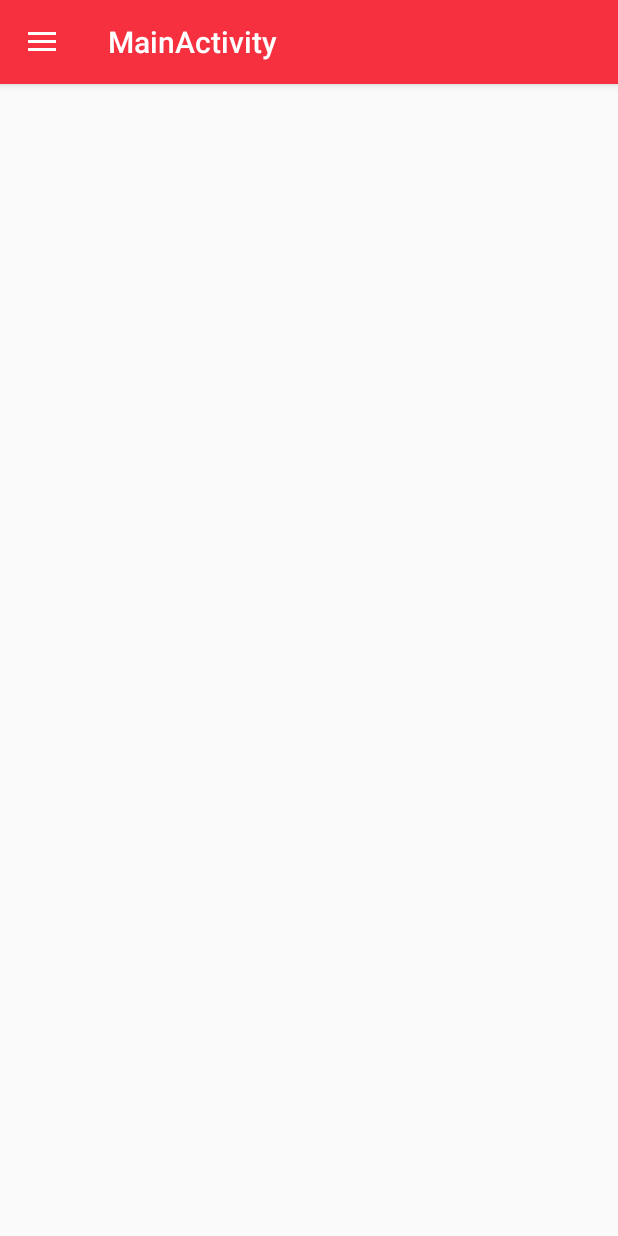
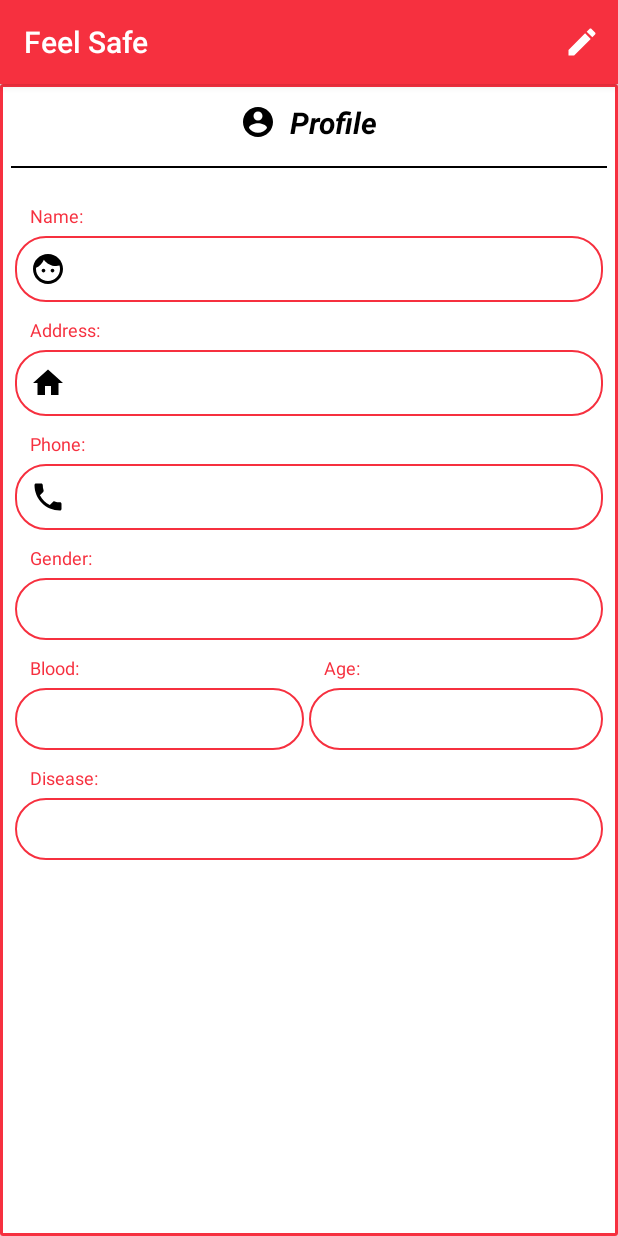
Before and after one commit to RajKGupta/Map, an Android app: the MainActivity screen opened directly, with no data from a screen before it, in the side drawer, after a tap on "Profile", on a phone screen of 412 x 824 dp. Run offline under Robolectric (Android 15) with nearby library versions, the phone set to English and light mode, and no system bars; our stand-ins replace Firebase (no records; nobody signed in at launch, a user with empty details on screens opened directly).

Commit message:
12th December

```diff
--- a/app/src/main/AndroidManifest.xml
+++ b/app/src/main/AndroidManifest.xml
@@ -100,7 +100,9 @@
             android:exported="false" />
         <service
             android:name=".services.SendSMSService"
-            android:exported="false"></service>
+            android:exported="false" />
+
+        <activity android:name=".main.ViewProfile"></activity>
     </application>
 
 </manifest>
--- /dev/null
+++ b/app/src/main/java/com/example/rajk/geofiretrial3/main/ViewProfile.java
@@ -0,0 +1,167 @@
+package com.example.rajk.geofiretrial3.main;
+
+import android.support.v7.app.AlertDialog;
+import android.support.v7.app.AppCompatActivity;
+import android.os.Bundle;
+import android.text.TextUtils;
+import android.view.Menu;
+import android.view.MenuItem;
+import android.view.View;
+import android.widget.Button;
+import android.widget.EditText;
+import android.widget.RadioButton;
+import android.widget.RadioGroup;
+import android.widget.Toast;
+
+import com.example.rajk.geofiretrial3.R;
+import com.example.rajk.geofiretrial3.model.Online;
+import com.example.rajk.geofiretrial3.model.PersonalDetails;
+import com.example.rajk.geofiretrial3.model.SharedPreference;
+import com.google.firebase.database.DataSnapshot;
+import com.google.firebase.database.DatabaseError;
+import com.google.firebase.database.ValueEventListener;
+
+import static com.example.rajk.geofiretrial3.SaferIndia.DBREF;
+import static com.example.rajk.geofiretrial3.SaferIndia.emergencyContact;
+import static com.example.rajk.geofiretrial3.SaferIndia.getTimeStamp;
+import static com.example.rajk.geofiretrial3.SaferIndia.guardianNotUser;
+import static com.example.rajk.geofiretrial3.SaferIndia.myResponsibility;
+import static com.example.rajk.geofiretrial3.SaferIndia.phoneVsId;
+import static com.example.rajk.geofiretrial3.SaferIndia.userSession;
+import static com.example.rajk.geofiretrial3.SaferIndia.users;
+
+public class ViewProfile extends AppCompatActivity {
+
+    String name, phone, blood, address, gender, age, diseases;
+    EditText ename, ephone, eblood, eaddress, eage, ediseases, egender;
+    public SharedPreference session;
+
+    @Override
+    protected void onCreate(Bundle savedInstanceState) {
+        super.onCreate(savedInstanceState);
+        setContentView(R.layout.activity_view_profile);
+
+        session = new SharedPreference(this);
+
+        ename = (EditText) findViewById(R.id.ename);
+        ephone = (EditText) findViewById(R.id.ephone);
+        eaddress = (EditText) findViewById(R.id.eaddress);
+        eblood = (EditText) findViewById(R.id.eblood);
+        eage = (EditText) findViewById(R.id.eage);
+        egender = (EditText) findViewById(R.id.egender);
+        ediseases = (EditText) findViewById(R.id.edisease);
+
+        ename.setText(session.getName());
+        ephone.setText(session.getPhone());
+        eaddress.setText(session.getAddress());
+        eage.setText(session.getAge());
+        eblood.setText(session.getBlood());
+        egender.setText(session.getGender());
+        ediseases.setText(session.getDiseases());
+
+    }
+
+    @Override
+    public boolean onCreateOptionsMenu(Menu menu) {
+        getMenuInflater().inflate(R.menu.profile_menu, menu);
+        return true;
+    }
+
+    @Override
+    public boolean onOptionsItemSelected(MenuItem item) {
+        switch (item.getItemId()) {
+            case R.id.edit:
+                final AlertDialog customerEditDetails;
+                customerEditDetails = new AlertDialog.Builder(this)
+                        .setView(R.layout.activity_profile).create();
+                customerEditDetails.show();
+
+
+                final EditText ename, ephone, eblood, eaddress, eage, ediseases;
+                final Button submit_profile;
+                final RadioGroup egender;
+                final RadioButton[] esex = new RadioButton[1];
+
+                ename = (EditText) customerEditDetails.findViewById(R.id.ename);
+                ephone = (EditText) customerEditDetails.findViewById(R.id.ephone);
+                eaddress = (EditText) customerEditDetails.findViewById(R.id.eaddress);
+                eblood = (EditText) customerEditDetails.findViewById(R.id.eblood);
+                eage = (EditText) customerEditDetails.findViewById(R.id.eage);
+                egender = (RadioGroup) customerEditDetails.findViewById(R.id.egender);
+                egender.clearCheck();
+                ediseases = (EditText) customerEditDetails.findViewById(R.id.edisease);
+                submit_profile = (Button) customerEditDetails.findViewById(R.id.submit_profile);
+
+                ename.setText(session.getName());
+                ephone.setText(session.getPhone());
+                eaddress.setText(session.getAddress());
+                eage.setText(session.getAge());
+                eblood.setText(session.getBlood());
+                ediseases.setText(session.getDiseases());
+                gender = session.getGender();
+                if (gender.equals("Male")) {
+                    egender.check(R.id.male);
+                } else {
+                    egender.check(R.id.female);
+                }
+
+                submit_profile.setOnClickListener(new View.OnClickListener() {
+                    @Override
+                    public void onClick(View v) {
+                        final String name, phone, blood, address, gender, age, diseases;
+                        name = ename.getText().toString().trim();
+                        address = eaddress.getText().toString().trim();
+                        phone = ephone.getText().toString().trim();
+                        blood = eblood.getText().toString().trim();
+                        age = eage.getText().toString().trim();
+                        diseases = ediseases.getText().toString().trim();
+                        int sex = egender.getCheckedRadioButtonId();
+                        esex[0] = (RadioButton) customerEditDetails.findViewById(sex);
+                        gender = esex[0].getText().toString().trim();
+
+                        if (TextUtils.isEmpty(name) || TextUtils.isEmpty(address) || TextUtils.isEmpty(phone) || TextUtils.isEmpty(gender) || TextUtils.isEmpty(age) || TextUtils.isEmpty(blood) || TextUtils.isEmpty(diseases)) {
+                            Toast.makeText(ViewProfile.this, "Fill in all the details", Toast.LENGTH_SHORT).show();
+                        } else {
+                            session.setSharedPreference(name, phone, blood, address, gender, age, diseases, session.getImgurl(), session.getEmail());
+                            DBREF.child(users).child(session.getUID()).setValue(new PersonalDetails(session.getName(), session.getPhone(), session.getBlood(), session.getAddress(), session.getGender(), session.getAge(), session.getDiseases(), session.getImgurl(), session.getEmail(), session.getUID()));
+                            DBREF.child(phoneVsId).child(session.getPhone()).setValue(session.getUID());
+                            DBREF.child(userSession).child(session.getUID()).setValue(new Online(true, getTimeStamp(), session.getPhone(), session.getName(), session.getUID()));
+                            DBREF.child(guardianNotUser).child(session.getPhone()).addListenerForSingleValueEvent(new ValueEventListener() {
+                                @Override
+                                public void onDataChange(DataSnapshot dataSnapshot) {
+                                    if (dataSnapshot.exists()) {
+                                        for (DataSnapshot ds : dataSnapshot.getChildren()) {
+                                            DBREF.child(users).child(session.getUID()).child(myResponsibility).child(ds.getKey()).setValue(ds.getValue(String.class));
+                                            DBREF.child(users).child(ds.getValue(String.class)).child(emergencyContact).child(session.getPhone()).setValue(session.getUID());
+
+                                            ename.setText(name);
+                                            ephone.setText(phone);
+                                            eaddress.setText(address);
+                                            eage.setText(age);
+                                            eblood.setText(blood);
+                                            ediseases.setText(address);
+                                            if (gender.equals("Male")) {
+                                                egender.check(R.id.male);
+                                            } else {
+                                                egender.check(R.id.female);
+                                            }
+
+                                            customerEditDetails.dismiss();
+                                        }
+                                    } else {
+                                        customerEditDetails.dismiss();
+                                    }
+                                }
+
+                                @Override
+                                public void onCancelled(DatabaseError databaseError) {
+
+                                }
+                            });
+                        }
+                    }
+                });
+        }
+    return true;
+    }
+}
--- /dev/null
+++ b/app/src/main/res/drawable/ic_edit.xml
@@ -0,0 +1,9 @@
+<vector xmlns:android="http://schemas.android.com/apk/res/android"
+        android:width="24dp"
+        android:height="24dp"
+        android:viewportWidth="24.0"
+        android:viewportHeight="24.0">
+    <path
+        android:fillColor="#FFFFFFFF"
+        android:pathData="M3,17.25V21h3.75L17.81,9.94l-3.75,-3.75L3,17.25zM20.71,7.04c0.39,-0.39 0.39,-1.02 0,-1.41l-2.34,-2.34c-0.39,-0.39 -1.02,-0.39 -1.41,0l-1.83,1.83 3.75,3.75 1.83,-1.83z"/>
+</vector>
--- /dev/null
+++ b/app/src/main/res/layout/activity_view_profile.xml
@@ -0,0 +1,252 @@
+<?xml version="1.0" encoding="utf-8"?>
+<LinearLayout xmlns:android="http://schemas.android.com/apk/res/android"
+    xmlns:app="http://schemas.android.com/apk/res-auto"
+    android:id="@+id/activity_my_profile"
+    android:layout_width="match_parent"
+    android:layout_height="match_parent"
+    android:orientation="vertical">
+
+    <android.support.v7.widget.CardView
+        android:layout_width="match_parent"
+        android:layout_height="match_parent"
+        app:cardElevation="2dp">
+
+        <RelativeLayout
+            android:layout_width="match_parent"
+            android:layout_height="match_parent"
+            android:background="@color/colorPrimary"
+            android:orientation="vertical"
+            android:padding="2dp">
+
+            <RelativeLayout
+                android:layout_width="match_parent"
+                android:layout_height="match_parent"
+                android:background="@color/white"
+                android:orientation="vertical">
+
+                <LinearLayout
+                    android:id="@+id/l1"
+                    android:layout_width="match_parent"
+                    android:layout_height="wrap_content"
+                    android:orientation="vertical">
+
+                    <TextView
+                        android:layout_width="wrap_content"
+                        android:layout_height="wrap_content"
+                        android:layout_gravity="center"
+                        android:layout_margin="10dp"
+                        android:drawableLeft="@drawable/ic_profile_red"
+                        android:text="  Profile"
+                        android:textColor="@color/black"
+                        android:textSize="20dp"
+                        android:textStyle="bold|italic" />
+
+                    <LinearLayout
+                        android:layout_width="match_parent"
+                        android:layout_height="1dp"
+                        android:layout_margin="5dp"
+                        android:background="@color/black" />
+
+                </LinearLayout>
+
+                <ScrollView
+                    android:layout_width="match_parent"
+                    android:layout_height="match_parent"
+                    android:layout_below="@+id/l1">
+
+                    <LinearLayout
+                        android:layout_width="match_parent"
+                        android:layout_height="match_parent"
+                        android:orientation="vertical"
+                        android:padding="8dp">
+
+                        <TextView
+                            android:layout_width="wrap_content"
+                            android:layout_height="wrap_content"
+                            android:layout_marginLeft="10dp"
+                            android:layout_marginTop="10dp"
+                            android:text="Name:   "
+                            android:textColor="@color/colorPrimary"
+                            android:textSize="12sp" />
+
+                        <EditText
+                            android:id="@+id/ename"
+                            android:layout_width="match_parent"
+                            android:layout_height="wrap_content"
+                            android:layout_marginTop="5dp"
+                            android:background="@drawable/edittext_bg_whitebg"
+                            android:drawableLeft="@drawable/ic_face_black_24dp"
+                            android:inputType="textPersonName"
+                            android:padding="10dp"
+                            android:drawablePadding="10dp"
+                            android:textColor="@color/colorPrimary"
+                            android:textSize="15sp"
+                            android:enabled="false" />
+
+                        <TextView
+                            android:layout_width="wrap_content"
+                            android:layout_height="wrap_content"
+                            android:layout_below="@+id/im1"
+                            android:layout_marginLeft="10dp"
+                            android:layout_marginTop="10dp"
+                            android:text="Address:   "
+                            android:textColor="@color/colorPrimary"
+                            android:textSize="12sp" />
+
+                        <EditText
+                            android:id="@+id/eaddress"
+                            android:layout_width="match_parent"
+                            android:layout_height="wrap_content"
+                            android:layout_marginTop="5dp"
+                            android:background="@drawable/edittext_bg_whitebg"
+                            android:drawableLeft="@drawable/ic_home_black_24dp"
+                            android:inputType="textPostalAddress"
+                            android:padding="10dp"
+                            android:drawablePadding="10dp"
+                            android:textColor="@color/colorPrimary"
+                            android:textSize="15sp"
+                            android:enabled="false" />
+
+                        <TextView
+                            android:layout_width="wrap_content"
+                            android:layout_height="wrap_content"
+                            android:layout_marginLeft="10dp"
+                            android:layout_marginTop="10dp"
+                            android:text="Phone:   "
+                            android:textColor="@color/colorPrimary"
+                            android:textSize="12sp" />
+
+                        <EditText
+                            android:id="@+id/ephone"
+                            android:layout_width="match_parent"
+                            android:layout_height="wrap_content"
+                            android:layout_marginTop="5dp"
+                            android:background="@drawable/edittext_bg_whitebg"
+                            android:drawableLeft="@drawable/ic_local_phone_black_24dp"
+                            android:inputType="phone"
+                            android:padding="10dp"
+                            android:drawablePadding="10dp"
+                            android:textColor="@color/colorPrimary"
+                            android:textSize="15sp"
+                            android:enabled="false" />
+
+                        <TextView
+                            android:layout_width="wrap_content"
+                            android:layout_height="wrap_content"
+                            android:layout_marginLeft="10dp"
+                            android:layout_marginTop="10dp"
+                            android:text="Gender:   "
+                            android:textColor="@color/colorPrimary"
+                            android:textSize="12sp" />
+
+                        <EditText
+                            android:id="@+id/egender"
+                            android:layout_width="match_parent"
+                            android:layout_height="wrap_content"
+                            android:layout_marginTop="5dp"
+                            android:background="@drawable/edittext_bg_whitebg"
+                            android:inputType="phone"
+                            android:padding="10dp"
+                            android:drawablePadding="10dp"
+                            android:textColor="@color/colorPrimary"
+                            android:textSize="15sp"
+                            android:enabled="false" />
+
+                        <LinearLayout
+                            android:layout_width="match_parent"
+                            android:layout_height="wrap_content"
+                            android:orientation="horizontal"
+                            android:weightSum="2">
+
+                            <LinearLayout
+                                android:layout_width="match_parent"
+                                android:layout_height="wrap_content"
+                                android:layout_marginRight="3dp"
+                                android:layout_weight="1"
+                                android:orientation="vertical">
+
+                                <TextView
+                                    android:layout_width="wrap_content"
+                                    android:layout_height="wrap_content"
+                                    android:layout_marginLeft="10dp"
+                                    android:layout_marginTop="10dp"
+                                    android:text="Blood:   "
+                                    android:textColor="@color/colorPrimary"
+                                    android:textSize="12sp" />
+
+                                <EditText
+                                    android:id="@+id/eblood"
+                                    android:layout_width="match_parent"
+                                    android:layout_height="wrap_content"
+                                    android:layout_marginTop="5dp"
+                                    android:background="@drawable/edittext_bg_whitebg"
+                                    android:inputType="textPersonName"
+                                    android:padding="10dp"
+                                    android:drawablePadding="10dp"
+                                    android:textColor="@color/colorPrimary"
+                                    android:textSize="15sp"
+                                    android:enabled="false" />
+                            </LinearLayout>
+
+                            <LinearLayout
+                                android:layout_width="match_parent"
+                                android:layout_height="wrap_content"
+                                android:layout_weight="1"
+                                android:orientation="vertical">
+
+                                <TextView
+                                    android:layout_width="wrap_content"
+                                    android:layout_height="wrap_content"
+                                    android:layout_marginLeft="10dp"
+                                    android:layout_marginTop="10dp"
+                                    android:text="Age:   "
+                                    android:textColor="@color/colorPrimary"
+                                    android:textSize="12sp" />
+
+                                <EditText
+                                    android:id="@+id/eage"
+                                    android:layout_width="match_parent"
+                                    android:layout_height="wrap_content"
+                                    android:layout_marginTop="5dp"
+                                    android:background="@drawable/edittext_bg_whitebg"
+                                    android:inputType="number"
+                                    android:padding="10dp"
+                                    android:enabled="false"
+                                    android:drawablePadding="10dp"
+                                    android:textColor="@color/colorPrimary"
+                                    android:textSize="15sp" />
+                            </LinearLayout>
+                        </LinearLayout>
+
+                        <TextView
+                            android:layout_width="wrap_content"
+                            android:layout_height="wrap_content"
+                            android:layout_marginLeft="10dp"
+                            android:layout_marginTop="10dp"
+                            android:text="Disease:   "
+                            android:textColor="@color/colorPrimary"
+                            android:textSize="12sp" />
+
+                        <EditText
+                            android:id="@+id/edisease"
+                            android:layout_width="match_parent"
+                            android:layout_height="wrap_content"
+                            android:layout_marginTop="5dp"
+                            android:background="@drawable/edittext_bg_whitebg"
+                            android:inputType="textShortMessage"
+                            android:padding="10dp"
+                            android:drawablePadding="10dp"
+                            android:textColor="@color/colorPrimary"
+                            android:textSize="15sp"
+                            android:enabled="false" />
+
+                        <TextView
+                            android:layout_width="match_parent"
+                            android:layout_height="50dp" />
+                    </LinearLayout>
+                </ScrollView>
+
+            </RelativeLayout>
+        </RelativeLayout>
+    </android.support.v7.widget.CardView>
+</LinearLayout>
--- a/app/src/main/res/menu/activity_main_drawer.xml
+++ b/app/src/main/res/menu/activity_main_drawer.xml
@@ -34,6 +34,10 @@
                 android:icon="@drawable/ic_local_phone_black_24dp"
                 android:title="Add Gaurdians" />
             <item
+                android:id="@+id/changepin"
+                android:icon="@drawable/ic_local_phone_black_24dp"
+                android:title="Change Pin" />
+            <item
                 android:id="@+id/shareapp"
                 android:icon="@drawable/ic_menu_share"
                 android:title="Share" />
--- /dev/null
+++ b/app/src/main/res/menu/profile_menu.xml
@@ -0,0 +1,10 @@
+<?xml version="1.0" encoding="utf-8"?>
+<menu xmlns:android="http://schemas.android.com/apk/res/android"
+    xmlns:app="http://schemas.android.com/apk/res-auto">
+    <item
+        android:id="@+id/edit"
+        android:icon="@drawable/ic_edit"
+        android:title="Edit Details"
+        app:showAsAction="always" />
+
+</menu>
```
Also changed, not shown: app/src/main/java/com/example/rajk/geofiretrial3/MapsActivity2.java (+49 -11 lines), app/src/main/java/com/example/rajk/geofiretrial3/main/MainActivity.java (+91 -3 lines), app/src/main/res/layout/activity_change_pin_dialogue.xml (added, +54 -0 lines), app/src/main/res/layout/activity_pin_dialogue.xml (+22 -14 lines).
